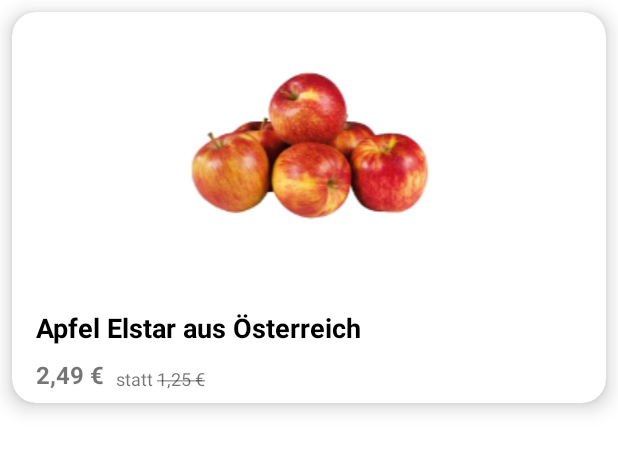
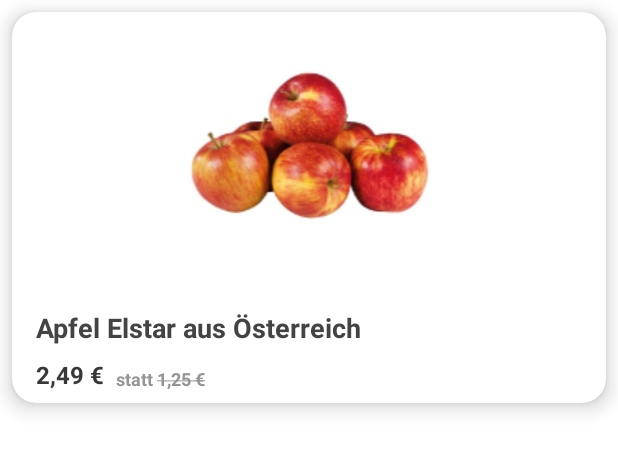
Before and after one commit to RadmanHayati/Products, an Android app: the layout item_product.xml on its own in the app's theme, with its tools: preview values and no code run, on a phone screen of 412 x 824 dp. Shown: the top 451 px of the screen. Run offline under Robolectric (Android 15) with nearby library versions, the phone set to English and light mode, and no system bars; network calls fail.

Commit message:
fix colors

```diff
--- a/app/src/main/java/ir/alizeyn/products/presentation/products/view/ProductAdapter.kt
+++ b/app/src/main/java/ir/alizeyn/products/presentation/products/view/ProductAdapter.kt
@@ -42,7 +42,7 @@ class ProductAdapter : RecyclerView.Adapter<ProductAdapter.ProductViewHolder>()
             binding.productStrikePrice.invisible()
             product.strikePrice?.let {
                 binding.productStrikePrice.visible()
-                binding.productStrikePrice.text = it.toString()
+                binding.productStrikePrice.text = it
             }
             Log.i("TAG", "bind: imageUrl is ${product.imageUrl}")
             binding.productImageView.load(product.imageUrl.replace("http", "https"))
--- a/app/src/main/res/layout/fragment_products.xml
+++ b/app/src/main/res/layout/fragment_products.xml
@@ -4,6 +4,7 @@
     xmlns:tools="http://schemas.android.com/tools"
     android:layout_width="match_parent"
     android:layout_height="match_parent"
+    android:background="@color/background"
     tools:context=".presentation.products.view.ProductsFragment">
 
     <ProgressBar
@@ -11,6 +12,7 @@
         style="?android:attr/progressBarStyle"
         android:layout_width="wrap_content"
         android:layout_height="wrap_content"
+        android:theme="@style/ProgressBarStyle"
         app:layout_constraintBottom_toTopOf="@+id/loadingTextView"
         app:layout_constraintEnd_toEndOf="parent"
         app:layout_constraintHorizontal_bias="0.5"
--- a/app/src/main/res/layout/item_product.xml
+++ b/app/src/main/res/layout/item_product.xml
@@ -30,7 +30,7 @@
             android:layout_marginStart="@dimen/maxMargin"
             android:layout_marginTop="@dimen/maxMargin"
             android:layout_marginEnd="@dimen/maxMargin"
-            android:textColor="@color/black"
+            android:textColor="@color/textHeading2"
             android:textSize="@dimen/largeTextSize"
             android:textStyle="bold"
             app:layout_constraintBottom_toTopOf="@+id/productPrice"
@@ -47,6 +47,7 @@
             android:layout_height="wrap_content"
             android:layout_marginStart="@dimen/maxMargin"
             android:layout_marginTop="@dimen/standardMargin"
+            android:textColor="@color/textDark"
             android:textSize="@dimen/normalTextSize"
             android:textStyle="bold"
             app:layout_constraintBottom_toBottomOf="parent"
@@ -60,6 +61,8 @@
             android:layout_width="wrap_content"
             android:layout_height="wrap_content"
             android:layout_marginStart="@dimen/standardMargin"
+            android:textColor="@color/textLight"
+            android:textStyle="bold"
             android:textSize="@dimen/smallTextSize"
             app:layout_constraintBottom_toBottomOf="parent"
             app:layout_constraintStart_toEndOf="@+id/productPrice"
--- a/app/src/main/res/values/colors.xml
+++ b/app/src/main/res/values/colors.xml
@@ -1,8 +1,19 @@
 <?xml version="1.0" encoding="utf-8"?>
 <resources>
     <color name="colorAccent">#FFE934</color>
-    <color name="colorPrimaryDark">#383500</color>
+    <color name="colorPrimaryDark">#959595</color>
     <color name="colorPrimary">#6234BA</color>
+
+    <color name="textLight">#959595</color>
+    <color name="textNormal">#6A6A6A</color>
+    <color name="textHeading2">#434343</color>
+    <color name="textHeading1">#363636</color>
+    <color name="textDark">#383838</color>
+
+    <color name="background">#F0F0F0</color>
+
     <color name="white">#FFF</color>
     <color name="black">#000000</color>
+
+    <color name="darkProgressBar"></color>
 </resources>
--- a/app/src/main/res/values/themes.xml
+++ b/app/src/main/res/values/themes.xml
@@ -7,4 +7,9 @@
         <!-- Customize your theme here. -->
         <item name="android:forceDarkAllowed" tools:targetApi="q">false</item>
     </style>
+
+    <style name="ProgressBarStyle">
+        <item name="colorAccent">@color/darkProgressBar</item>
+    </style>
+
 </resources>
```
Also changed, not shown: app/src/main/java/ir/alizeyn/products/presentation/products/mapper/ProductUiMapper.kt (+9 -6 lines).
